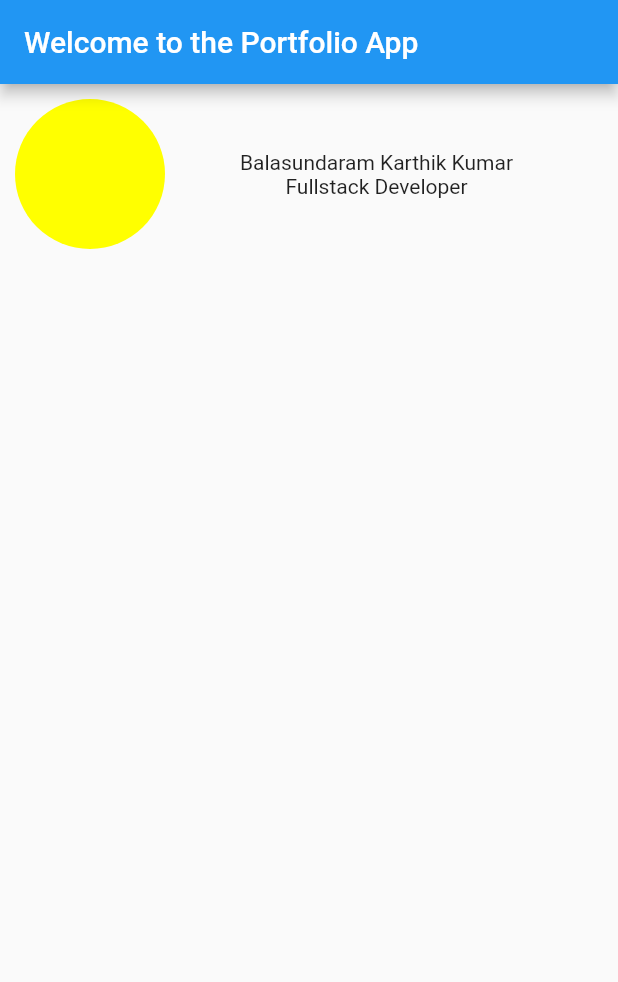
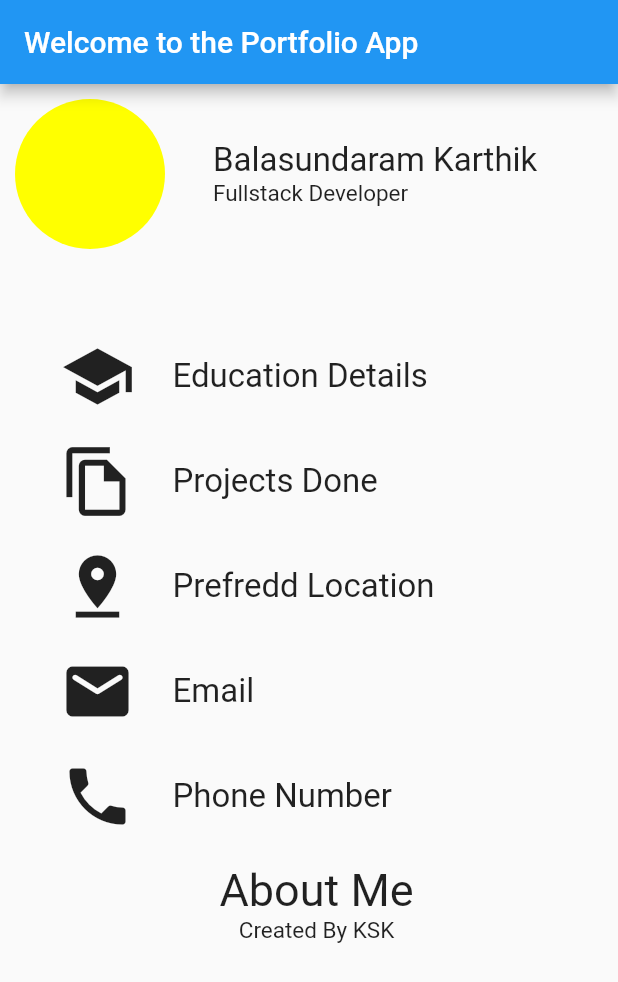
Before and after one commit to bkarthikkumar/flutter_yt, a Flutter app: the screen it shows after launch, on a phone screen of 412 x 824 dp. Shown: the top 982 px of the screen. Run offline on Flutter 3.47's test engine with Material 2 defaults, Android fonts, the phone set to English and light mode, and no system bars.

Commit message:
Commit 003 - Video Status 8/181 Date : 11/10/2023
In this commit we have used Icons, Axis Alignment, SizedBox, TextStyle

```diff
--- a/Project01-My_Portfolio_App/proj_01_portfolio/lib/main.dart
+++ b/Project01-My_Portfolio_App/proj_01_portfolio/lib/main.dart
@@ -23,17 +23,150 @@ class Home extends StatelessWidget {
             Row(
               children: <Widget>[
                 Padding(
-                  padding: const EdgeInsets.only(right: 50.0),
+                  padding: const EdgeInsets.only(right: 2.0),
                   child: CircleAvatar(
                     radius: 50,
                     backgroundColor: Colors.yellowAccent,
                   ),
                 ),
+                SizedBox(
+                  width: 30,
+                ),
                 Column(
+                  crossAxisAlignment: CrossAxisAlignment.start,
                   children: [
-                    Text("Balasundaram Karthik Kumar"),
-                    Text("Fullstack Developer")
+                    Text(
+                      "Balasundaram Karthik",
+                      style: TextStyle(
+                        fontSize: 22,
+                      ),
+                    ),
+                    Text(
+                      "Fullstack Developer",
+                      style: TextStyle(
+                        fontSize: 15,
+                      ),
+                    )
                   ],
+                )
+              ],
+            ),
+            SizedBox(
+              height: 50,
+            ),
+            Padding(
+              padding: const EdgeInsets.only(left: 30.0),
+              child: Column(
+                children: [
+                  Padding(
+                    padding: const EdgeInsets.only(top: 10.0, bottom: 10),
+                    child: Row(
+                      children: [
+                        Icon(
+                          Icons.school_sharp,
+                          size: 50,
+                        ),
+                        SizedBox(
+                          width: 25,
+                        ),
+                        Text(
+                          "Education Details",
+                          style: TextStyle(fontSize: 22),
+                        )
+                      ],
+                    ),
+                  ),
+                  Padding(
+                    padding: const EdgeInsets.only(top: 10.0, bottom: 10),
+                    child: Row(
+                      children: [
+                        Icon(
+                          Icons.file_copy_outlined,
+                          size: 50,
+                        ),
+                        SizedBox(
+                          width: 25,
+                        ),
+                        Text(
+                          "Projects Done",
+                          style: TextStyle(fontSize: 22),
+                        )
+                      ],
+                    ),
+                  ),
+                  Padding(
+                    padding: const EdgeInsets.only(top: 10.0, bottom: 10),
+                    child: Row(
+                      children: [
+                        Icon(
+                          Icons.pin_drop,
+                          size: 50,
+                        ),
+                        SizedBox(
+                          width: 25,
+                        ),
+                        Text(
+                          "Prefredd Location",
+                          style: TextStyle(fontSize: 22),
+                        ),
+                      ],
+                    ),
+                  ),
+                  Padding(
+                    padding: const EdgeInsets.only(top: 10.0, bottom: 10),
+                    child: Row(
+                      children: [
+                        Icon(
+                          Icons.email_rounded,
+                          size: 50,
+                        ),
+                        SizedBox(
+                          width: 25,
+                        ),
+                        Text(
+                          "Email",
+                          style: TextStyle(fontSize: 22),
+                        ),
+                      ],
+                    ),
+                  ),
+                  Padding(
+                    padding: const EdgeInsets.only(top: 10.0, bottom: 10),
+                    child: Row(
+                      children: [
+                        Icon(
+                          Icons.phone,
+                          size: 50,
+                        ),
+                        SizedBox(
+                          width: 25,
+                        ),
+                        Text(
+                          "Phone Number",
+                          style: TextStyle(fontSize: 22),
+                        ),
+                      ],
+                    ),
+                  ),
+                ],
+              ),
+            ),
+            Padding(
+              padding: const EdgeInsets.only(top: 10.0),
+              child: Column(
+                children: [
+                  Text(
+                    "About Me",
+                    style: TextStyle(fontSize: 30),
+                  ),
+                ],
+              ),
+            ),
+            Column(
+              children: [
+                Text(
+                  "Created By KSK",
+                  style: TextStyle(fontSize: 15),
                 )
               ],
             )
```
